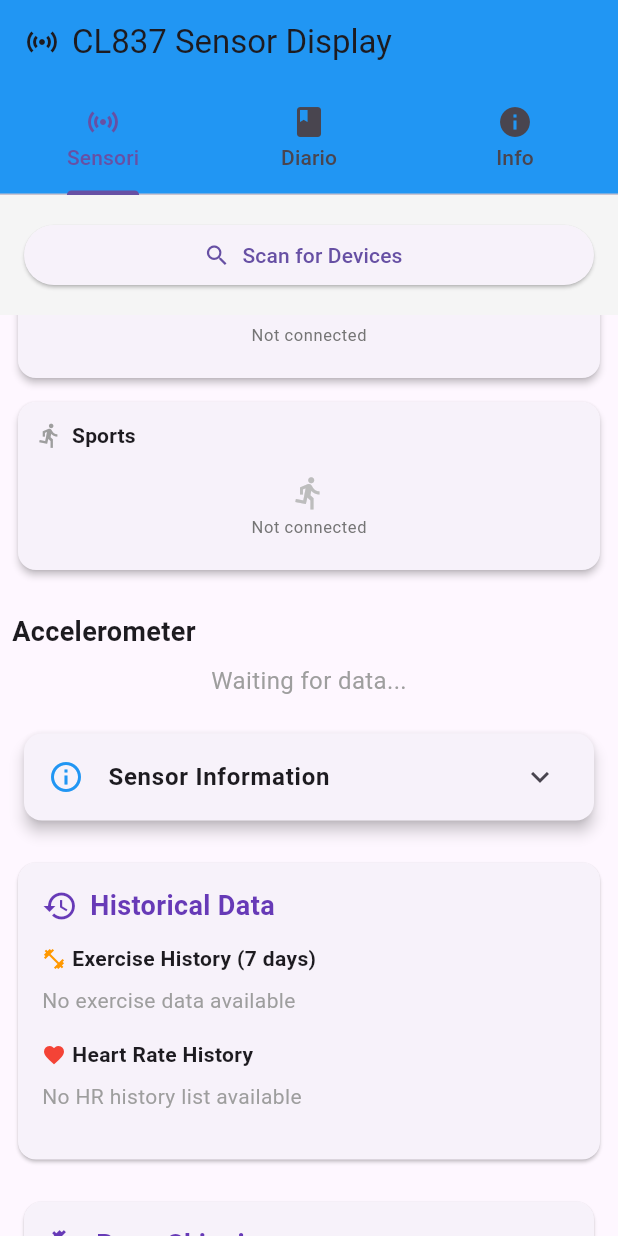
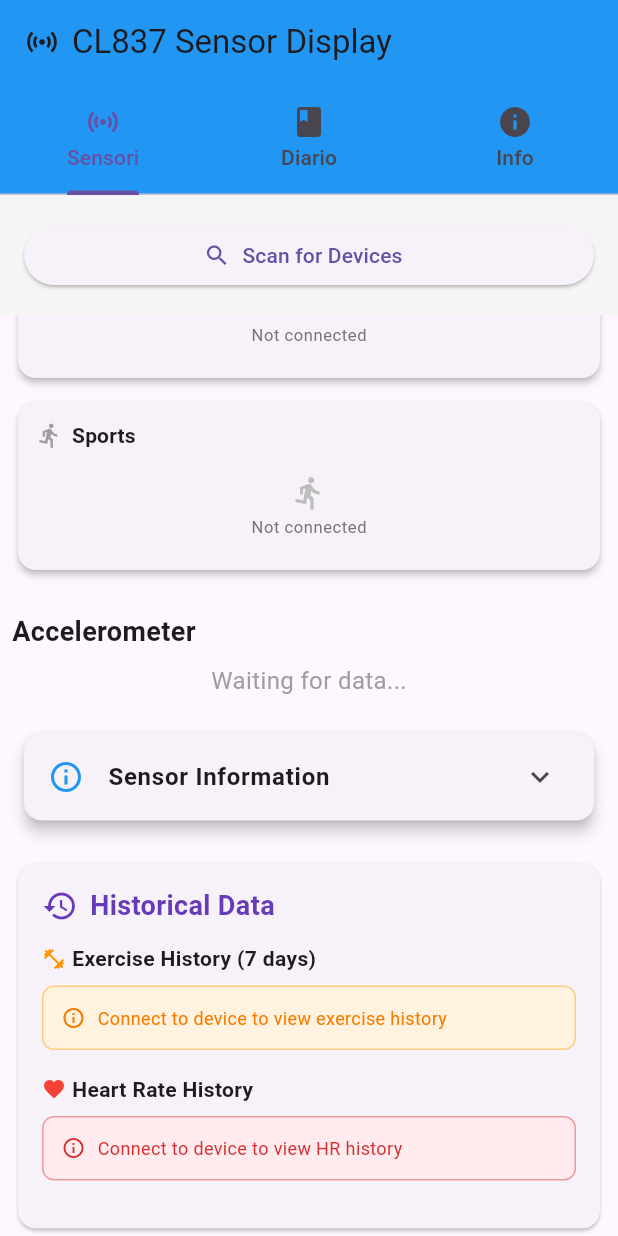
Before and after one commit to paoloartasensi/cl837, a Flutter app: the screen it shows after launch, scrolled down 576 dp, on a phone screen of 412 x 824 dp. Run offline on Flutter 3.47's test engine with Material 3 defaults, Android fonts, the phone set to English and light mode, and no system bars; our stand-ins replace flutter_blue_plus, permission_handler, shared_preferences; project files that could hold a hidden picture were left out.

Commit message:
feat: Enhance historical data widget with improved user feedback for empty states and connection status

```diff
--- a/lib/main.dart
+++ b/lib/main.dart
@@ -235,6 +235,7 @@ class _SensorDisplayPageState extends State<SensorDisplayPage> with TickerProvid
             // Auto-request historical data after successful connection
             debugPrint('🎯 AUTO-REQUESTING HISTORICAL DATA after connection...');
             _autoRequestHistoricalDataAfterConnection();
+            debugPrint('🎯 AUTO-REQUEST METHOD CALLED successfully!');
 
             if (mounted) {
                 setState(() {
--- a/lib/widgets/historical_data_widget.dart
+++ b/lib/widgets/historical_data_widget.dart
@@ -94,10 +94,30 @@ class HistoricalDataWidget extends StatelessWidget {
         ),
         const SizedBox(height: 8),
 
-        if (exerciseHistory == null || exerciseHistory!.isEmpty)
-          const Text('No exercise data available',
-                    style: TextStyle(color: Colors.grey))
-        else
+        if (exerciseHistory == null || exerciseHistory!.isEmpty) ...[
+          Container(
+            padding: const EdgeInsets.all(12),
+            decoration: BoxDecoration(
+              color: Colors.orange.shade50,
+              borderRadius: BorderRadius.circular(8),
+              border: Border.all(color: Colors.orange.shade200),
+            ),
+            child: Row(
+              children: [
+                Icon(Icons.info_outline, color: Colors.orange.shade700, size: 16),
+                const SizedBox(width: 8),
+                Expanded(
+                  child: Text(
+                    isConnected
+                      ? 'No exercise data available. Device may be new or memory corrupted.'
+                      : 'Connect to device to view exercise history',
+                    style: TextStyle(color: Colors.orange.shade700, fontSize: 12),
+                  ),
+                ),
+              ],
+            ),
+          ),
+        ] else
           Column(
             children: exerciseHistory!.map((data) => Padding(
               padding: const EdgeInsets.only(bottom: 4.0),
@@ -141,13 +161,51 @@ class HistoricalDataWidget extends StatelessWidget {
         ),
         const SizedBox(height: 8),
 
-        if (hrHistoryList == null)
-          const Text('No HR history list available',
-                    style: TextStyle(color: Colors.grey))
-        else if (hrHistoryList!.timestamps.isEmpty)
-          const Text('No HR timestamps found',
-                    style: TextStyle(color: Colors.grey))
-        else
+        if (hrHistoryList == null) ...[
+          Container(
+            padding: const EdgeInsets.all(12),
+            decoration: BoxDecoration(
+              color: Colors.red.shade50,
+              borderRadius: BorderRadius.circular(8),
+              border: Border.all(color: Colors.red.shade200),
+            ),
+            child: Row(
+              children: [
+                Icon(Icons.info_outline, color: Colors.red.shade700, size: 16),
+                const SizedBox(width: 8),
+                Expanded(
+                  child: Text(
+                    isConnected
+                      ? 'No HR history available. Request data or check device memory.'
+                      : 'Connect to device to view HR history',
+                    style: TextStyle(color: Colors.red.shade700, fontSize: 12),
+                  ),
+                ),
+              ],
+            ),
+          ),
+        ] else if (hrHistoryList!.timestamps.isEmpty) ...[
+          Container(
+            padding: const EdgeInsets.all(12),
+            decoration: BoxDecoration(
+              color: Colors.amber.shade50,
+              borderRadius: BorderRadius.circular(8),
+              border: Border.all(color: Colors.amber.shade200),
+            ),
+            child: Row(
+              children: [
+                Icon(Icons.warning_outlined, color: Colors.amber.shade700, size: 16),
+                const SizedBox(width: 8),
+                Expanded(
+                  child: Text(
+                    'Device memory appears corrupted or in overflow state. All HR timestamps are invalid.',
+                    style: TextStyle(color: Colors.amber.shade700, fontSize: 12),
+                  ),
+                ),
+              ],
+            ),
+          ),
+        ] else
           Column(
             crossAxisAlignment: CrossAxisAlignment.start,
             children: [
```
Also changed, not shown: lib/services/data_processors/historical_data_processor.dart (+107 -18 lines).
